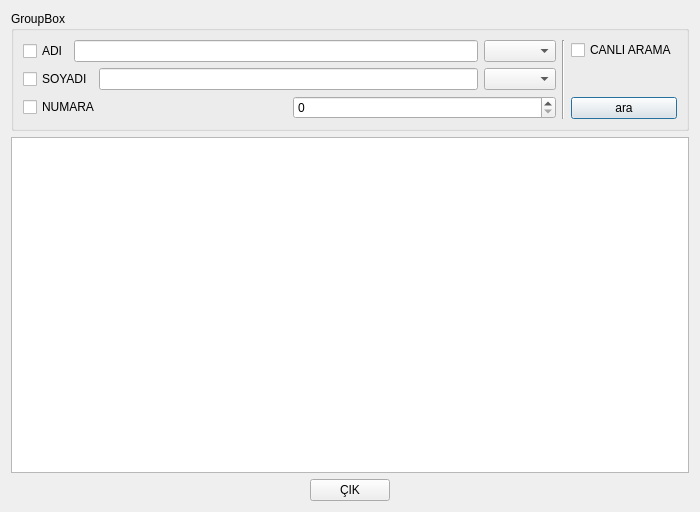
Before: the Qt Designer form Gorsel/formlar/listeleme/ogrencilistesi.ui in sadededeoglu/okulprojesi, drawn with Qt 5.
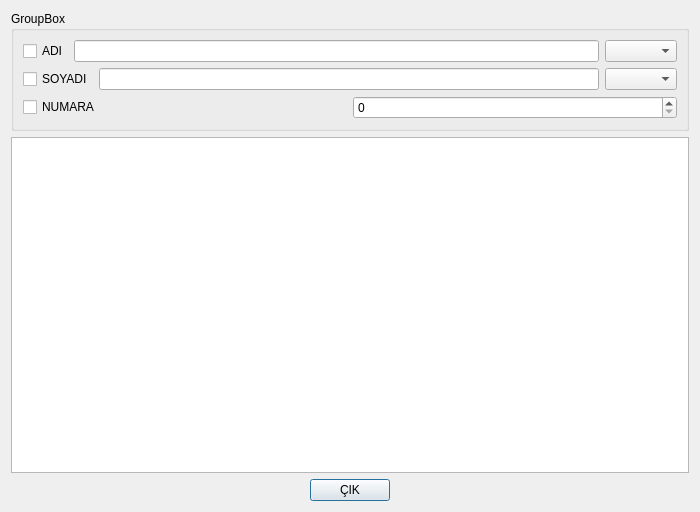
After: the same form once the commit is applied.

```diff
--- a/Gorsel/formlar/listeleme/ogrencilistesi.ui
+++ b/Gorsel/formlar/listeleme/ogrencilistesi.ui
@@ -28,6 +28,9 @@
   <layout class="QGridLayout" name="gridLayout_9">
    <item row="0" column="0">
     <layout class="QGridLayout" name="gridLayout_8">
+     <item row="1" column="0">
+      <widget class="QTableWidget" name="tableWidget_ogrenci"/>
+     </item>
      <item row="0" column="0">
       <widget class="QGroupBox" name="groupBox">
        <property name="title">
@@ -51,41 +54,17 @@
           </item>
          </layout>
         </item>
-        <item row="0" column="1" rowspan="3">
-         <widget class="Line" name="line">
-          <property name="orientation">
-           <enum>Qt::Vertical</enum>
-          </property>
-         </widget>
-        </item>
-        <item row="0" column="2" rowspan="3">
-         <layout class="QVBoxLayout" name="verticalLayout">
-          <item>
-           <widget class="QCheckBox" name="checkBox_canliArama">
+        <item row="2" column="0">
+         <layout class="QGridLayout" name="gridLayout_3">
+          <item row="0" column="0">
+           <widget class="QCheckBox" name="checkBox_numara">
             <property name="text">
-             <string>CANLI ARAMA</string>
+             <string>NUMARA</string>
             </property>
            </widget>
           </item>
-          <item>
-           <spacer name="verticalSpacer">
-            <property name="orientation">
-             <enum>Qt::Vertical</enum>
-            </property>
-            <property name="sizeHint" stdset="0">
-             <size>
-              <width>20</width>
-              <height>40</height>
-             </size>
-            </property>
-           </spacer>
-          </item>
-          <item>
-           <widget class="QPushButton" name="pushButton_ara">
-            <property name="text">
-             <string>ara</string>
-            </property>
-           </widget>
+          <item row="0" column="1">
+           <widget class="QSpinBox" name="spinBox_numara"/>
           </item>
          </layout>
         </item>
@@ -106,26 +85,9 @@
           </item>
          </layout>
         </item>
-        <item row="2" column="0">
-         <layout class="QGridLayout" name="gridLayout_3">
-          <item row="0" column="0">
-           <widget class="QCheckBox" name="checkBox_numara">
-            <property name="text">
-             <string>NUMARA</string>
-            </property>
-           </widget>
-          </item>
-          <item row="0" column="1">
-           <widget class="QSpinBox" name="spinBox_numara"/>
-          </item>
-         </layout>
-        </item>
        </layout>
       </widget>
      </item>
-     <item row="1" column="0">
-      <widget class="QTableWidget" name="tableWidget_ogrenci"/>
-     </item>
     </layout>
    </item>
    <item row="1" column="0">
```
Left out of the diff: 96 changed lines with no effect on the pictures.
